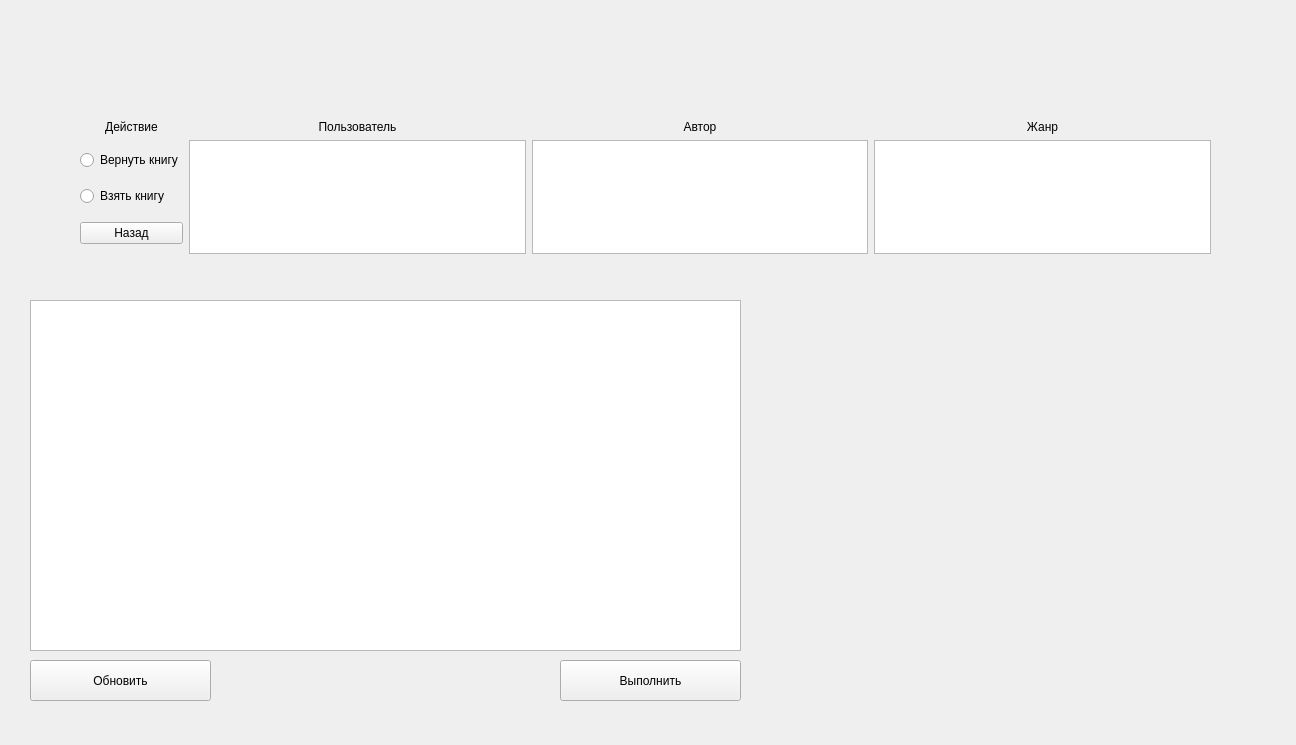
Before: the Qt Designer form userWidget.ui in ViktorGrishin/Library, drawn with Qt 5.
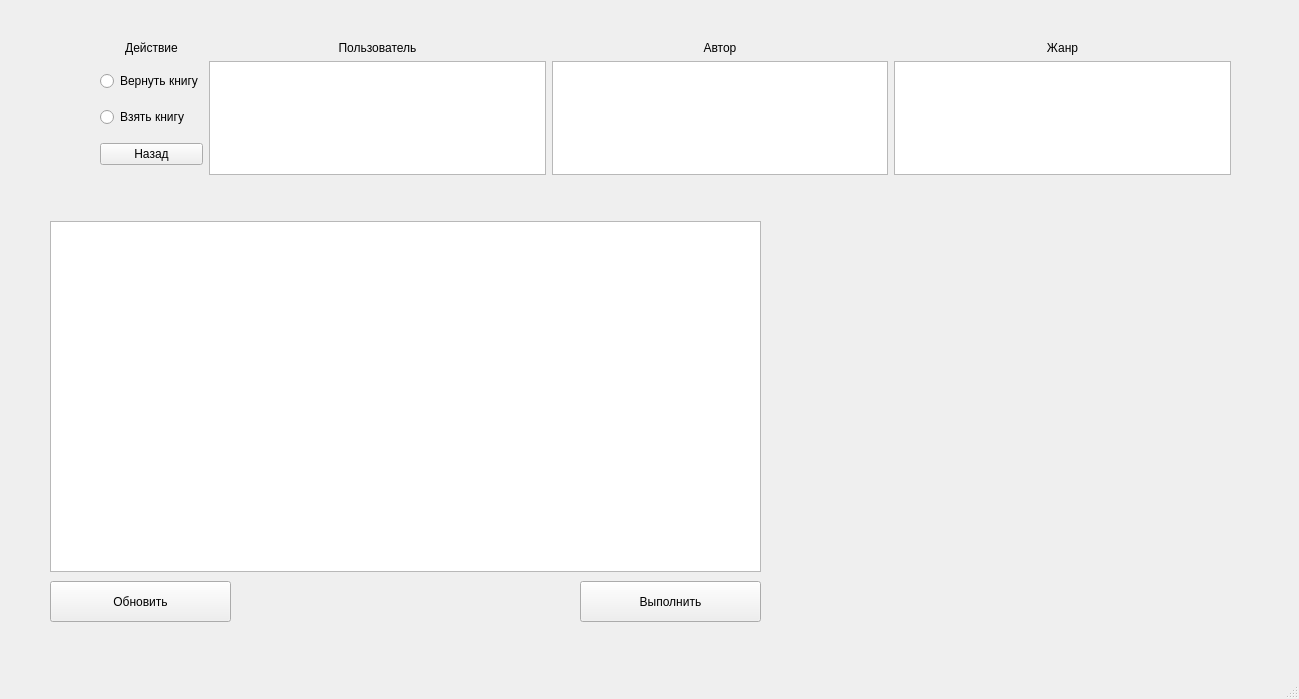
After: the same form once the commit is applied.

Commit message: Начал писать вывод таблицы

What changed in the file:
```diff
--- a/userWidget.ui
+++ b/userWidget.ui
@@ -1,13 +1,13 @@
 <?xml version="1.0" encoding="UTF-8"?>
 <ui version="4.0">
- <class>UserWindow</class>
- <widget class="QWidget" name="UserWindow">
+ <class>MainWindow</class>
+ <widget class="QMainWindow" name="MainWindow">
   <property name="geometry">
    <rect>
     <x>0</x>
     <y>0</y>
-    <width>1296</width>
-    <height>745</height>
+    <width>1299</width>
+    <height>699</height>
    </rect>
   </property>
   <property name="windowTitle">
@@ -16,11 +16,25 @@
   <property name="styleSheet">
    <string notr="true">font: 16pt &quot;Times New Roman&quot;;</string>
   </property>
+  <widget class="QWidget" name="centralwidget">
+   <widget class="QPushButton" name="upateTableBtn">
+    <property name="geometry">
+     <rect>
+      <x>50</x>
+      <y>581</y>
+      <width>181</width>
+      <height>41</height>
+     </rect>
+    </property>
+    <property name="text">
+     <string>Обновить</string>
+    </property>
+   </widget>
   <widget class="QTableWidget" name="tableWidget">
    <property name="geometry">
     <rect>
-     <x>30</x>
-     <y>300</y>
+      <x>50</x>
+      <y>221</y>
      <width>711</width>
      <height>351</height>
     </rect>
@@ -29,8 +43,8 @@
   <widget class="QWidget" name="gridLayoutWidget">
    <property name="geometry">
     <rect>
-     <x>80</x>
-     <y>120</y>
+      <x>100</x>
+      <y>41</y>
      <width>1131</width>
      <height>134</height>
     </rect>
@@ -118,8 +132,8 @@
   <widget class="QPushButton" name="completeBtn">
    <property name="geometry">
     <rect>
-     <x>560</x>
-     <y>660</y>
+      <x>580</x>
+      <y>581</y>
      <width>181</width>
      <height>41</height>
     </rect>
@@ -131,8 +145,8 @@
   <widget class="QWidget" name="verticalLayoutWidget_2">
    <property name="geometry">
     <rect>
-     <x>780</x>
-     <y>299</y>
+      <x>800</x>
+      <y>220</y>
      <width>461</width>
      <height>351</height>
     </rect>
@@ -150,19 +164,8 @@
     </item>
    </layout>
   </widget>
-  <widget class="QPushButton" name="upateTableBtn">
-   <property name="geometry">
-    <rect>
-     <x>30</x>
-     <y>660</y>
-     <width>181</width>
-     <height>41</height>
-    </rect>
-   </property>
-   <property name="text">
-    <string>Обновить</string>
-   </property>
   </widget>
+  <widget class="QStatusBar" name="statusbar"/>
  </widget>
  <resources/>
  <connections/>
```
Lines whose indentation alone changed are shown as unchanged. The commit also changes 2 other files.
